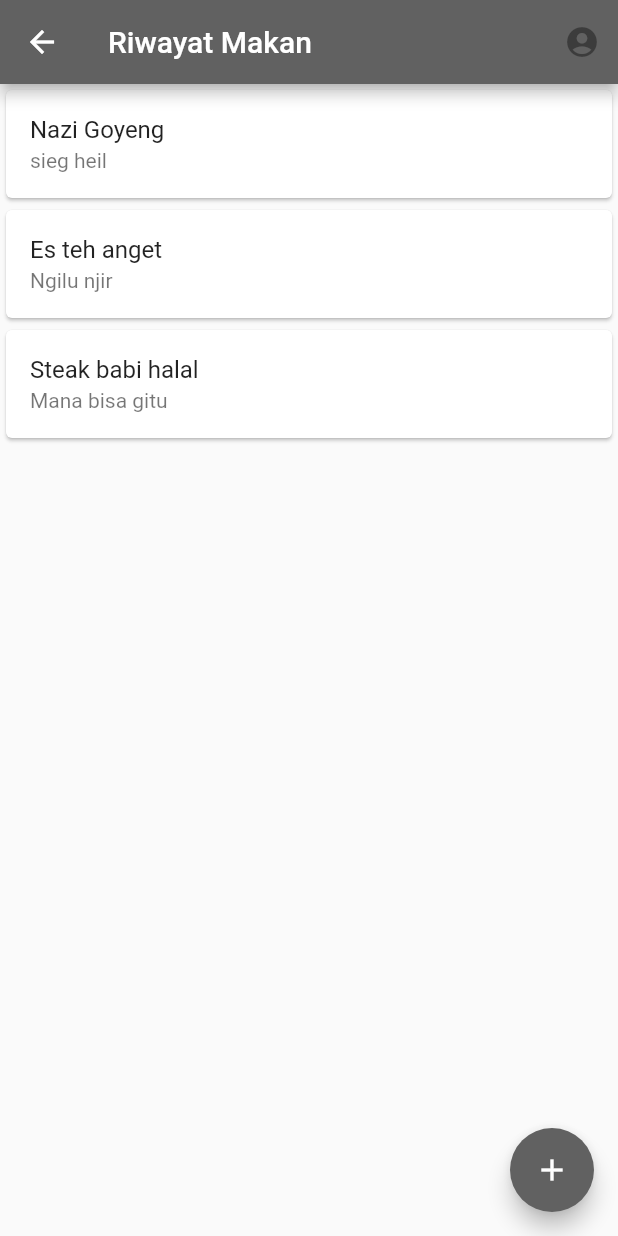
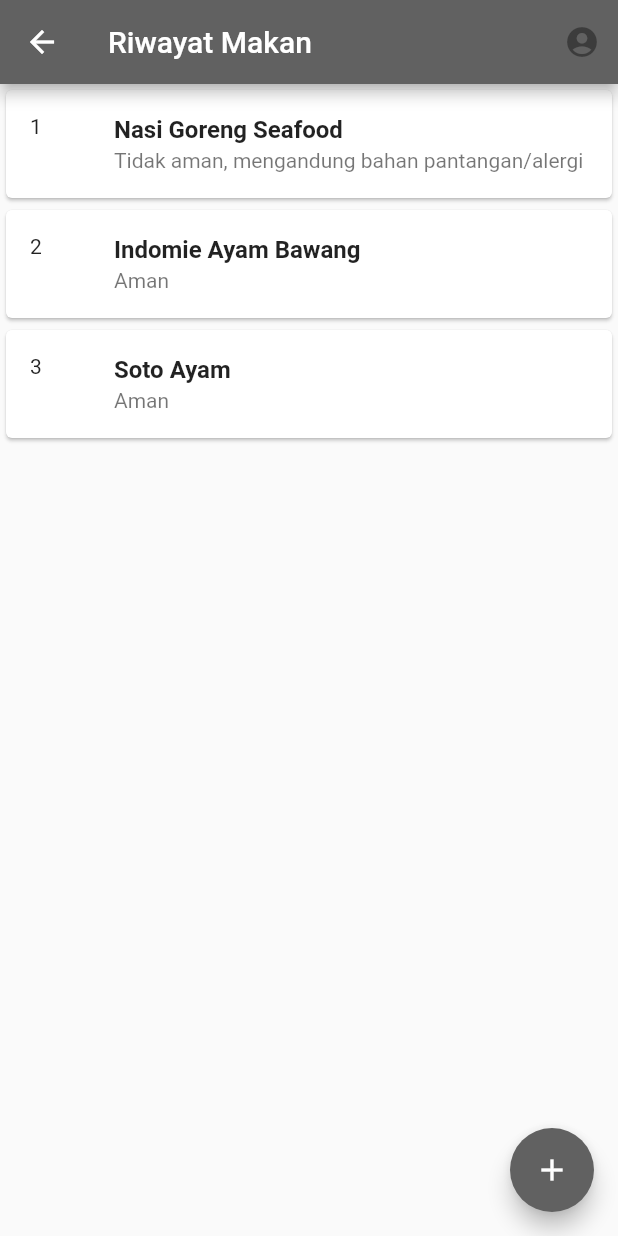
Before and after one commit to AbyanAhmad/prak-app, a Flutter app: the DashboardPasien screen opened directly, on a phone screen of 412 x 824 dp. Run offline on Flutter 3.47's test engine with Material 2 defaults, Android fonts, the phone set to English and light mode, and no system bars; our stand-ins replace firebase_core, firebase_database; accounts and stored records are empty.

Commit message:
add tambahMakanan + tambahPasien

```diff
--- a/lib/ui/dashboardPasien.dart
+++ b/lib/ui/dashboardPasien.dart
@@ -1,4 +1,5 @@
 import 'package:flutter/material.dart';
+import 'package:prak_ppl/ui/tambahMakanan.dart';
 
 class DashboardPasien extends StatefulWidget {
   @override
@@ -7,14 +8,14 @@ class DashboardPasien extends StatefulWidget {
 
 class _DashboardPasienState extends State<DashboardPasien> {
   List<String> namaMakanan = <String>[
-    'Nazi Goyeng',
-    'Es teh anget',
-    'Steak babi halal'
+    'Nasi Goreng Seafood',
+    'Indomie Ayam Bawang',
+    'Soto Ayam'
   ];
   List<String> deskripsi = <String>[
-    'sieg heil',
-    'Ngilu njir',
-    'Mana bisa gitu'
+    'Tidak aman, mengandung bahan pantangan/alergi',
+    'Aman',
+    'Aman'
   ];
 
   @override
@@ -29,18 +30,26 @@ class _DashboardPasienState extends State<DashboardPasien> {
       body: ListView.builder(
           itemCount: namaMakanan.length,
           itemBuilder: (BuildContext context, int index) {
+            final number = index + 1;
             return Card(
                 child:
                     Column(mainAxisSize: MainAxisSize.min, children: <Widget>[
               ListTile(
-                title: Text('${namaMakanan[index]}'),
+                leading: Text(number.toString()),
+                title: Text('${namaMakanan[index]}',
+                    style: TextStyle(fontWeight: FontWeight.bold)),
                 subtitle: Text('${deskripsi[index]}'),
               ),
             ]));
           }),
       floatingActionButton: FloatingActionButton(
         backgroundColor: Colors.grey[700],
-        onPressed: (null),
+        onPressed: () {
+          Navigator.push(
+            context,
+            MaterialPageRoute(builder: (context) => TambahMakanan()),
+          );
+        },
         child: const Icon(Icons.add),
       ),
     );
--- a/lib/ui/login.dart
+++ b/lib/ui/login.dart
@@ -39,6 +39,7 @@ class _SignInState extends State<SignIn> {
   Widget build(BuildContext context) {
     return Scaffold(
       appBar: AppBar(
+        backgroundColor: Colors.grey[700],
         title: Text('Login Pasien'),
       ),
       body: Container(
--- a/lib/ui/register.dart
+++ b/lib/ui/register.dart
@@ -19,6 +19,7 @@ class _RegisterUserState extends State<RegisterUser> {
   Widget build(BuildContext context) {
     return Scaffold(
       appBar: AppBar(
+        backgroundColor: Colors.grey[700],
         title: Text('Login Pasien'),
       ),
       body: Container(
```
Also changed, not shown: lib/ui/dashboardDokter.dart (+14 -5 lines), lib/ui/tambahMakanan.dart (added, +51 -0 lines), lib/ui/tambahPasien.dart (added, +51 -0 lines).
